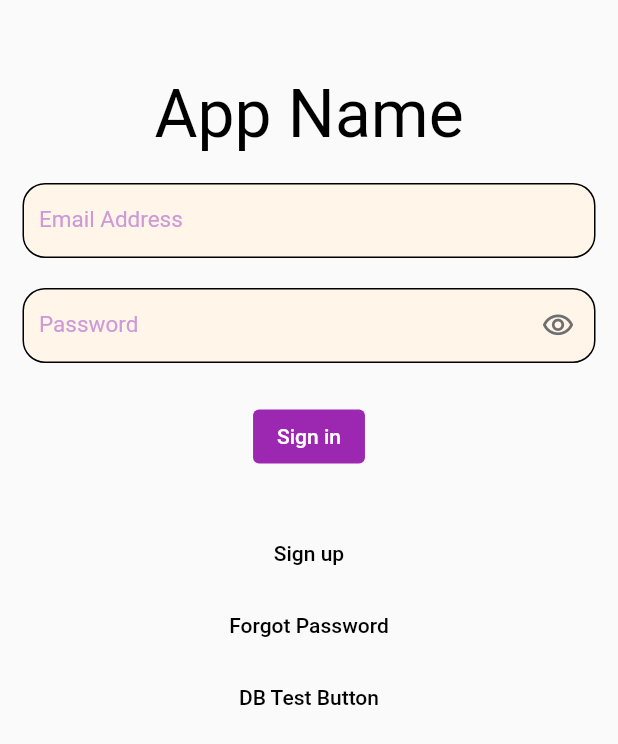
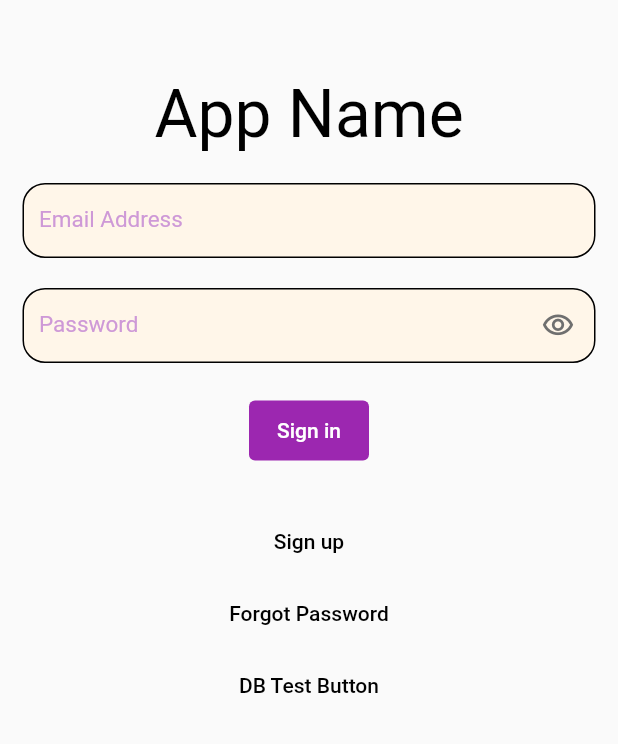
Before and after one commit to DDusy/FlutterApp, a Flutter app: the screen it shows after launch, after a tap on "DB Test Button", on a phone screen of 412 x 824 dp. Shown: the top 744 px of the screen. Run offline on Flutter 3.47's test engine with Material 2 defaults, Android fonts, the phone set to English and light mode, and no system bars; our stand-ins replace cloud_firestore, firebase_auth, firebase_core; accounts and stored records are empty.

```diff
--- a/lib/custom_class/c_filledbutton.dart
+++ b/lib/custom_class/c_filledbutton.dart
@@ -6,6 +6,10 @@ class FilledButton extends StatefulWidget {
   final Text hintText;
   final VoidCallback func;
   final Color mainColor;
+
+  double width;
+  double height;
+  Alignment alignment;
 
   bool enabledbutton = false;
   bool isVisible;
@@ -16,13 +20,16 @@ class FilledButton extends StatefulWidget {
       required this.func,
       required this.mainColor,
       this.enabledbutton = false,
-      this.isVisible = false})
+      this.isVisible = false,
+      this.width = 80,
+      this.height = 40,
+      this.alignment = Alignment.center})
       : super(key: key);
 
   @override
   // ignore: no_logic_in_create_state
   State<FilledButton> createState() =>
-      _FilledButtonState(hintText, func, mainColor, isVisible);
+      _FilledButtonState(hintText, func, mainColor, isVisible, width, height, alignment);
 }
 
 class _FilledButtonState extends State<FilledButton> {
@@ -32,20 +39,36 @@ class _FilledButtonState extends State<FilledButton> {
 
   bool isVisible;
 
-  _FilledButtonState(this.hintText, this.func, this.mainColor, this.isVisible);
+  double width;
+  double height;
+  Alignment alignment;
+
+  _FilledButtonState(
+    this.hintText,
+    this.func,
+    this.mainColor,
+    this.isVisible,
+    this.width,
+    this.height,
+    this.alignment
+  );
 
   @override
   Widget build(BuildContext context) {
-    return ElevatedButton(
+    return SizedBox(
+      width: width,
+      height : height,
+      child: ElevatedButton(
         style: ElevatedButton.styleFrom(
           // Text Color
           onPrimary: Colors.white,
           // Box Color
-              primary: mainColor//Theme.of(context).colorScheme.primary,
-              )
-          .copyWith(elevation: ButtonStyleButton.allOrNull(0.0)),
+          primary: mainColor,//Theme.of(context).colorScheme.primary,
+          alignment: alignment,
+        ).copyWith(elevation: ButtonStyleButton.allOrNull(0.0)),
         onPressed: func,
         child: hintText,
+      ),
     );
   }
 }
--- a/lib/pages/login_page.dart
+++ b/lib/pages/login_page.dart
@@ -1,5 +1,3 @@
-// ignore_for_file: use_build_context_synchronously
-
 import 'package:cloud_firestore/cloud_firestore.dart';
 import 'package:flutter/material.dart';
 import 'package:myflutterapp/custom_class/c_academy_simple.dart';
@@ -129,25 +127,25 @@ class _LoginPageState extends State<LoginPage> {
 
   Future<void> saveAcademyDB() async {
 
-    String academyName = "오드럼의 드럼스쿨";
+    String academyName = "임시학원3";
     var members = Map();
+    var member = Map();
     var reserve = Map();
     var settings = Map();
     var searchList = [];
 
-    members["Name"] = "김동욱";
-    members["Auth"] = 3;
-    members["Denied"] = "99999999";
-    members["Warning"] = 0;
-    members["Reserve"] = ["20220611_1500_001", "20220611_1600_002"];
+    member["Name"] = "긴쥬횬";
+    member["Auth"] = 3;
+    member["Denied"] = "99999999";
+    member["Warning"] = 0;
+    member["Reserve"] = [];
 
-    reserve["20220611_1500_001"] = "김동욱";
-    reserve["20220611_1500_002"] = "김동욱";
+    members[member["Name"]] = member;
 
-    settings["Open"] = 6;
-    settings["Close"] = 23;
-    settings["Rooms"] = 2;
-    settings["Subject"] = "드럼";
+    settings["Open"] = 9;
+    settings["Close"] = 18;
+    settings["Rooms"] = 1;
+    settings["Subject"] = "보컬";
 
     int len = academyName.length;
     for(int i = 0; i < len; ++i) {
@@ -176,14 +174,12 @@ class _LoginPageState extends State<LoginPage> {
 
     var store = FirebaseFirestore.instance;
 
-    // await store.collection("Academies").doc(academyName).set(academy.toJson());
+    //await store.collection("Academies").doc(academyName).set(academy.toJson());
     await store.collection("Academies").doc(academyName).update(academy.toJson());
 
     //await store.collection("Users").doc(my.email).update(my.toJson());
 
     // FirebaseAuth.instance.currentUser!.updateDisplayName("김동욱");
-
-    print("success");
   }
 
   void signup() {
```
Also changed, not shown: lib/custom_class/c_academybutton.dart (+17 -9 lines), lib/custom_class/c_notice.dart (added, +18 -0 lines), lib/custom_class/c_page_favorited.dart (+41 -13 lines), lib/custom_class/c_page_privacy.dart (added, +71 -0 lines), lib/custom_class/c_page_search.dart (+38 -24 lines), lib/custom_class/c_privacy_notice.dart (added, +79 -0 lines), lib/pages/main_page.dart (+8 -2 lines). Lines whose indentation alone changed are shown as unchanged.
